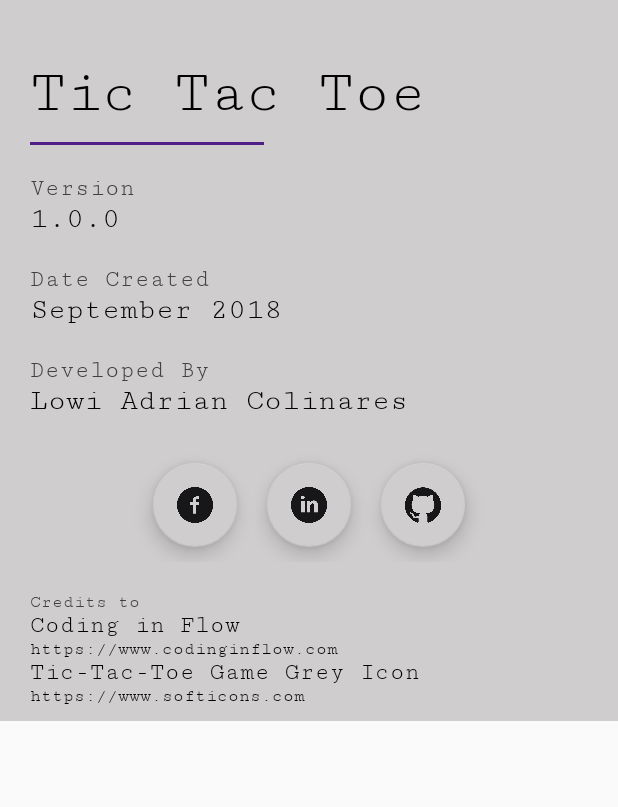
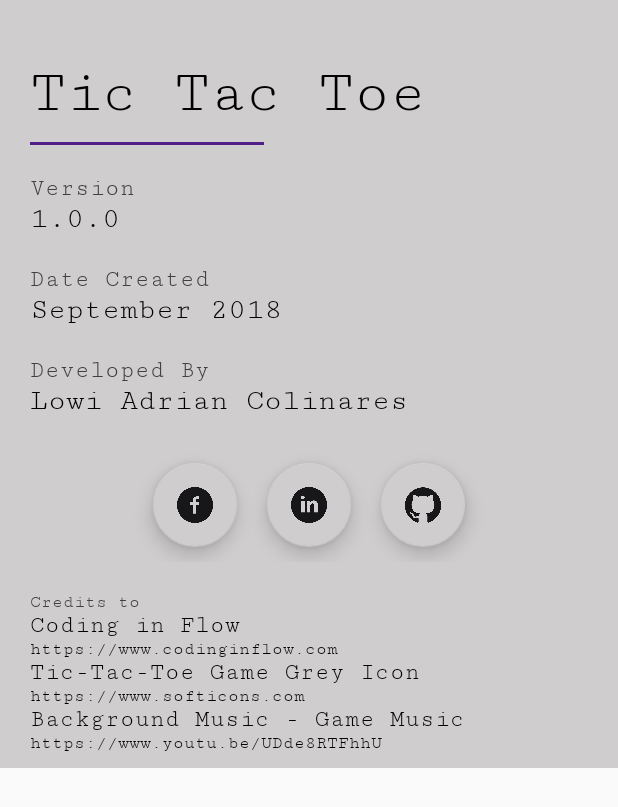
Before and after one commit to la-colinares/TicTacToe, an Android app: the layout frag_layout_about.xml on its own in the app's theme, with its tools: preview values and no code run, on a phone screen of 412 x 824 dp. Shown: the top 807 px of the screen. Run offline under Robolectric (Android 15) with nearby library versions, the phone set to English and light mode, and no system bars.

Commit message:
Add credit to music background.

```diff
--- a/app/src/main/res/layout/frag_layout_about.xml
+++ b/app/src/main/res/layout/frag_layout_about.xml
@@ -176,6 +176,23 @@
             android:textColor="?attr/textNameColor"
             android:textSize="12sp"/>
 
+        <TextView
+            android:layout_width="match_parent"
+            android:layout_height="wrap_content"
+            android:fontFamily="serif-monospace"
+            android:paddingStart="10dp"
+            android:text="Background Music - Game Music"
+            android:textColor="?attr/textNameColor"
+            android:textSize="16sp"/>
+        <TextView
+            android:layout_width="match_parent"
+            android:layout_height="wrap_content"
+            android:fontFamily="serif-monospace"
+            android:paddingStart="10dp"
+            android:text="https://www.youtu.be/UDde8RTFhhU"
+            android:textColor="?attr/textNameColor"
+            android:textSize="12sp"/>
+
 
     </LinearLayout>
 </ScrollView>
```
